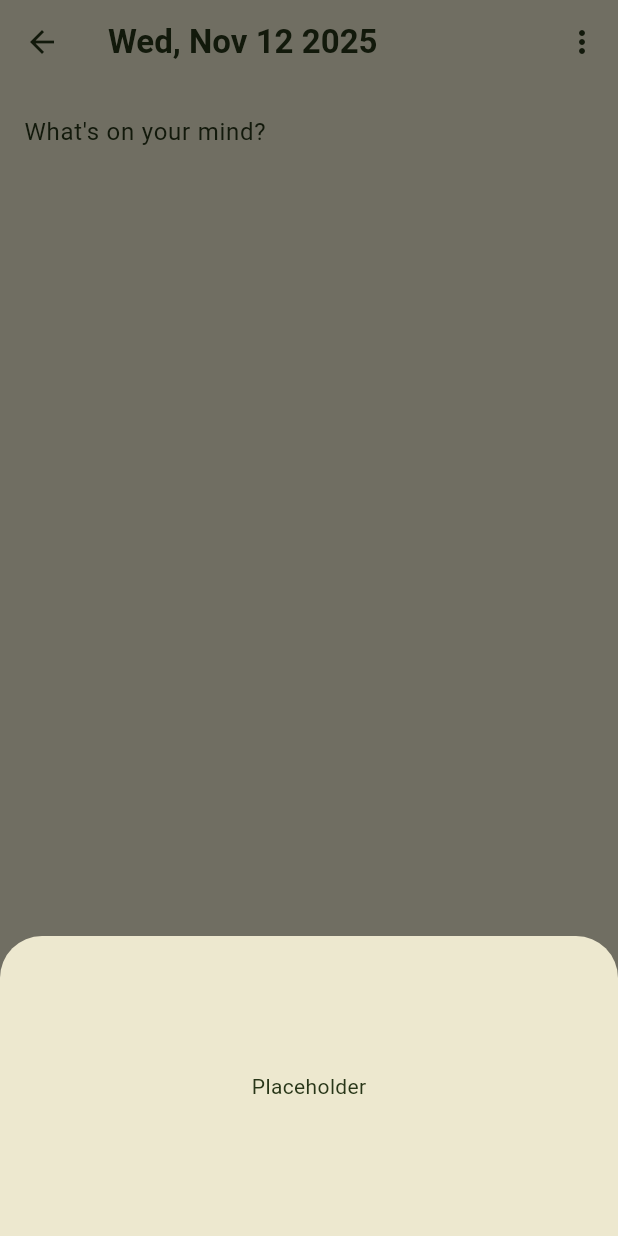
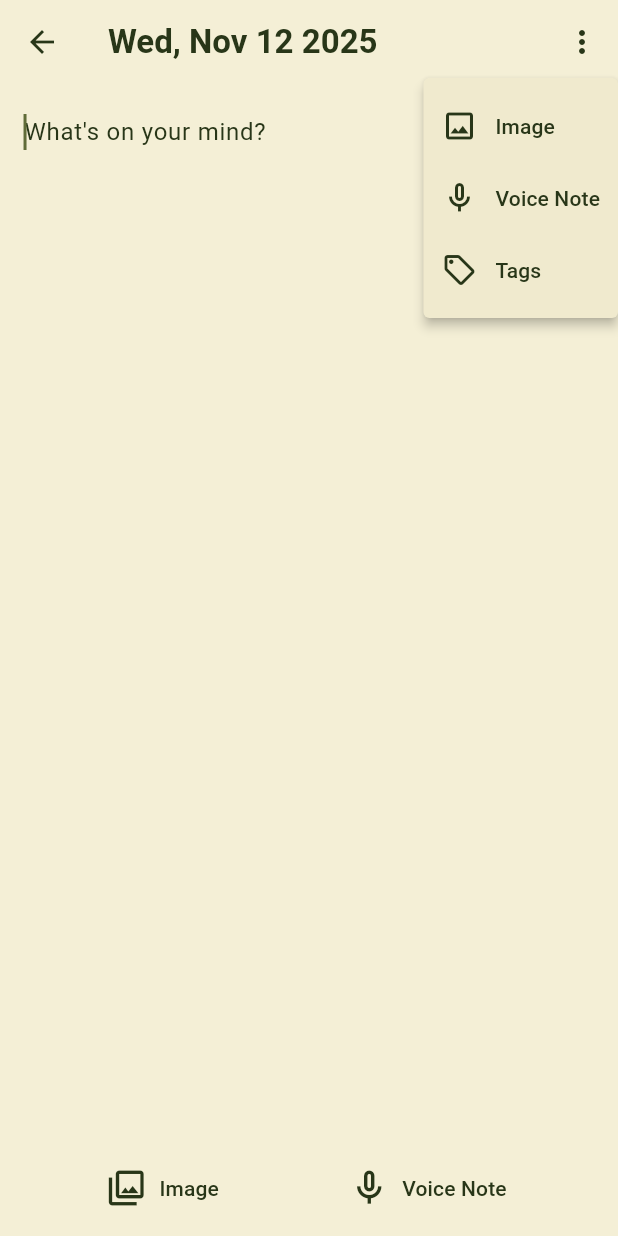
Before and after one commit to kaamimi/hum_redo, a Flutter app: the NewMemoryView screen opened directly, after a tap on the "more vert" icon, on a phone screen of 412 x 824 dp. Run offline on Flutter 3.47's test engine with Material 3 defaults, Android fonts, the phone set to English and light mode, and no system bars; our stand-ins replace flutter_riverpod, image_picker, sqflite; accounts and stored records are empty.

Commit message:
initial upload

```diff
--- a/lib/ui/collections/widgets/memory_tile.dart
+++ b/lib/ui/collections/widgets/memory_tile.dart
@@ -86,7 +86,7 @@ class MemoryTile extends StatelessWidget {
       width: 80,
       height: 80,
       decoration: BoxDecoration(borderRadius: BorderRadius.circular(10)),
-      child: Center(child: Icon(icon, color: Colors.white, size: 32)),
+      child: Center(child: Icon(icon, size: 32)),
     );
   }
 
--- a/lib/ui/new_memory/new_memory_view.dart
+++ b/lib/ui/new_memory/new_memory_view.dart
@@ -21,6 +21,7 @@ class NewMemoryView extends ConsumerStatefulWidget {
 class _NewMemoryViewState extends ConsumerState<NewMemoryView>
     with WidgetsBindingObserver {
   File? _pickedImage;
+  // File? _pickedVoiceNote;
   DateTime _selectedDate = DateTime.now();
 
   final TextEditingController _textController = TextEditingController();
@@ -57,13 +58,17 @@ class _NewMemoryViewState extends ConsumerState<NewMemoryView>
     return result ?? false;
   }
 
+  void _handleImageRemoved() {
+    if (mounted) setState(() => _pickedImage = null);
+  }
+
   Future<void> _handleImagePressed() async {
     final picker = ref.read(imageHandlerProvider);
     File? image = await picker.pickFromGallery();
     if (image != null && mounted) setState(() => _pickedImage = image);
   }
 
-  void _onVoicePressed() {
+  void _placeholder() {
     showModalBottomSheet(
       context: context,
       builder: (context) {
@@ -86,9 +91,7 @@ class _NewMemoryViewState extends ConsumerState<NewMemoryView>
     // Invalidate the memories provider to refresh the list
     ref.invalidate(allMemoriesProvider);
 
-    if (mounted) {
-      Navigator.of(context).pop();
-    }
+    if (mounted) Navigator.of(context).pop();
   }
 
   @override
@@ -130,37 +133,37 @@ class _NewMemoryViewState extends ConsumerState<NewMemoryView>
 
   @override
   Widget build(BuildContext context) {
-    final bool isKeyboardOpen = MediaQuery.of(context).viewInsets.bottom > 0;
-
     return PopScope(
       canPop: false,
       onPopInvokedWithResult: (didPop, result) async {
         if (didPop) return;
-
         final shouldPop = await _confirmDiscard();
-        if (shouldPop && context.mounted) {
-          Navigator.of(context).pop(result);
-        }
+        if (shouldPop && context.mounted) Navigator.of(context).pop(result);
       },
       child: Scaffold(
         appBar: NewMemoryAppbar(
           hasContent: _hasContent,
           selectedDate: _selectedDate,
-          onDateChanged: (newDate) {
-            if (mounted) setState(() => _selectedDate = newDate);
-          },
+          hasImage: _pickedImage != null,
+          onDateChanged: (newDate) => setState(() => _selectedDate = newDate),
           onSavePressed: _handleSavePressed,
+          onImagePressed: _handleImagePressed,
+          onVoicePressed: _placeholder,
+          onTagsPressed: _placeholder,
         ),
         body: SafeArea(
           child: Column(
             children: [
               Expanded(
+                child: GestureDetector(
+                  onTap: _textFieldFocusNode.requestFocus,
                   child: ListView(
                     padding: const EdgeInsets.only(bottom: 8),
                     children: [
                       ImagePreview(
                         image: _pickedImage,
                         onLongPress: _handleImagePressed,
+                        onRemove: _handleImageRemoved,
                       ),
                       NoteTextField(
                         controller: _textController,
@@ -169,12 +172,13 @@ class _NewMemoryViewState extends ConsumerState<NewMemoryView>
                     ],
                   ),
                 ),
-              if (isKeyboardOpen && !_hasContent)
+              ),
+              if (!_hasContent)
                 SizedBox(
-                  height: kToolbarHeight,
+                  height: kToolbarHeight + 8,
                   child: AddMedia(
                     onImagePressed: _handleImagePressed,
-                    onVoicePressed: _onVoicePressed,
+                    onVoicePressed: _placeholder,
                   ),
                 ),
             ],
--- a/lib/ui/new_memory/widgets/add_media.dart
+++ b/lib/ui/new_memory/widgets/add_media.dart
@@ -1,5 +1,4 @@
 import 'package:flutter/material.dart';
-
 import '/core/constants.dart';
 
 class AddMedia extends StatelessWidget {
@@ -14,18 +13,28 @@ class AddMedia extends StatelessWidget {
 
   @override
   Widget build(BuildContext context) {
+    final theme = Theme.of(context);
     return Row(
       mainAxisAlignment: MainAxisAlignment.spaceEvenly,
       children: [
+        // Image button
         TextButton.icon(
           onPressed: onImagePressed,
-          label: Text('Image'),
           icon: const Icon(Icons.photo_library_outlined, size: navBarIconSize),
+          label: const Text('Image'),
+          style: TextButton.styleFrom(
+            foregroundColor: theme.colorScheme.onSurface,
+          ),
         ),
+
+        // Voice button
         TextButton.icon(
           onPressed: onVoicePressed,
-          label: Text('Voice Note'),
           icon: const Icon(Icons.mic_none_outlined, size: navBarIconSize),
+          label: const Text('Voice Note'),
+          style: TextButton.styleFrom(
+            foregroundColor: theme.colorScheme.onSurface,
+          ),
         ),
       ],
     );
--- a/lib/ui/new_memory/widgets/image_preview.dart
+++ b/lib/ui/new_memory/widgets/image_preview.dart
@@ -4,17 +4,50 @@ import 'package:flutter/material.dart';
 class ImagePreview extends StatelessWidget {
   final File? image;
   final VoidCallback? onLongPress;
+  final VoidCallback? onRemove;
 
-  const ImagePreview({super.key, required this.image, this.onLongPress});
+  const ImagePreview({
+    super.key,
+    required this.image,
+    this.onLongPress,
+    this.onRemove,
+  });
 
   @override
   Widget build(BuildContext context) {
     if (image == null) return const SizedBox.shrink();
-    return ClipRRect(
-      borderRadius: BorderRadius.circular(16),
-      child: Material(
-        color: Colors.transparent,
-        child: InkWell(onLongPress: onLongPress, child: Image.file(image!)),
+
+    return Align(
+      alignment: Alignment.center,
+      child: Stack(
+        children: [
+          GestureDetector(
+            onLongPress: onLongPress,
+            child: ClipRRect(
+              borderRadius: BorderRadius.circular(16),
+              child: Image.file(image!),
+            ),
+          ),
+          Positioned(
+            bottom: 8,
+            right: 8,
+            child: GestureDetector(
+              onTap: onRemove,
+              child: Container(
+                decoration: BoxDecoration(
+                  color: Theme.of(context).colorScheme.secondaryContainer,
+                  shape: BoxShape.circle,
+                ),
+                padding: const EdgeInsets.all(4),
+                child: Icon(
+                  Icons.close_rounded,
+                  size: 16,
+                  color: Theme.of(context).colorScheme.onSecondaryContainer,
+                ),
+              ),
+            ),
+          ),
+        ],
       ),
     );
   }
--- a/lib/ui/new_memory/widgets/new_memory_appbar.dart
+++ b/lib/ui/new_memory/widgets/new_memory_appbar.dart
@@ -8,12 +8,22 @@ class NewMemoryAppbar extends StatelessWidget implements PreferredSizeWidget {
     required this.selectedDate,
     required this.onDateChanged,
     this.onSavePressed,
+    this.onImagePressed,
+    this.onVoicePressed,
+    this.onTagsPressed,
+    this.hasImage = false,
+    this.hasVoiceNote = false,
   });
 
   final bool hasContent;
   final DateTime selectedDate;
   final ValueChanged<DateTime> onDateChanged;
   final Future<void> Function()? onSavePressed;
+  final VoidCallback? onImagePressed;
+  final VoidCallback? onVoicePressed;
+  final VoidCallback? onTagsPressed;
+  final bool hasImage;
+  final bool hasVoiceNote;
 
   @override
   Size get preferredSize => const Size.fromHeight(kToolbarHeight);
@@ -63,19 +73,42 @@ class NewMemoryAppbar extends StatelessWidget implements PreferredSizeWidget {
             onPressed: onSavePressed,
             icon: Icon(Icons.check, color: checkIconColor),
           ),
-        IconButton(
+        _buildMoreMenu(),
+      ],
+    );
+  }
+
+  Widget _buildMoreMenu() {
+    return MenuAnchor(
+      builder: (context, controller, child) {
+        return IconButton(
           onPressed: () {
-            showModalBottomSheet(
-              context: context,
-              builder: (context) {
-                return SizedBox(
-                  height: 200,
-                  child: Center(child: Text("Placeholder")),
-                );
-              },
-            );
+            if (controller.isOpen) {
+              controller.close();
+            } else {
+              controller.open();
+            }
           },
           icon: const Icon(Icons.more_vert_rounded),
+        );
+      },
+      menuChildren: [
+        if (!hasImage)
+          MenuItemButton(
+            onPressed: onImagePressed,
+            leadingIcon: const Icon(Icons.image_outlined),
+            child: const Text("Image"),
+          ),
+        if (!hasVoiceNote)
+          MenuItemButton(
+            onPressed: onVoicePressed,
+            leadingIcon: const Icon(Icons.mic_none_outlined),
+            child: const Text("Voice Note"),
+          ),
+        MenuItemButton(
+          onPressed: onTagsPressed,
+          leadingIcon: const Icon(Icons.local_offer_outlined),
+          child: const Text("Tags"),
         ),
       ],
     );
--- a/pubspec.yaml
+++ b/pubspec.yaml
@@ -15,6 +15,7 @@ dependencies:
   path: ^1.9.1
   path_provider: ^2.1.5
   sqflite: ^2.4.2
+  uuid: ^4.5.2
 
 dev_dependencies:
   flutter_test:
```
Also changed, not shown: lib/ui/memory_view/widgets/memory_image.dart (+3 -9 lines), pubspec.lock. Lines whose indentation alone changed are shown as unchanged.
